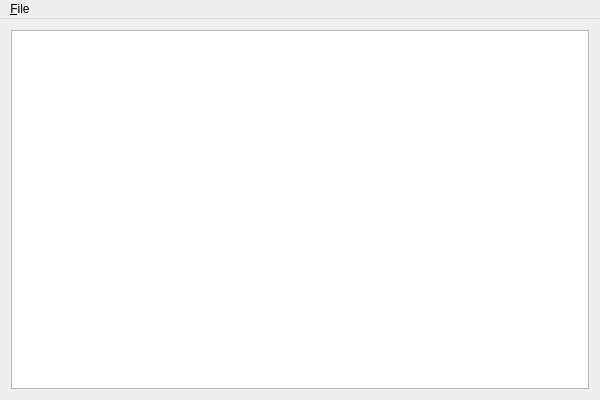
Above: qindle/qwsserver/mainwindow.ui from pretyman/qindle before the change. Below: the same form after it.
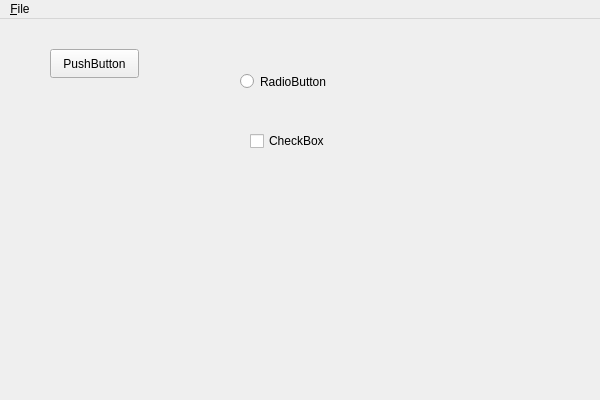
That is the form after the change.

The edit to the form file:
```diff
--- a/qindle/qwsserver/mainwindow.ui
+++ b/qindle/qwsserver/mainwindow.ui
@@ -21,7 +21,7 @@
     <item>
      <widget class="QStackedWidget" name="stackedWidget">
       <property name="currentIndex">
-       <number>1</number>
+       <number>2</number>
       </property>
       <widget class="QWidget" name="page_1">
        <layout class="QVBoxLayout" name="verticalLayout_2">
@@ -54,18 +54,56 @@
            <bool>false</bool>
           </property>
           <attribute name="horizontalHeaderVisible">
-           <bool>true</bool>
+           <bool>false</bool>
           </attribute>
           <attribute name="verticalHeaderVisible">
            <bool>false</bool>
           </attribute>
-          <attribute name="horizontalHeaderVisible">
-           <bool>true</bool>
-          </attribute>
          </widget>
         </item>
        </layout>
       </widget>
+      <widget class="QWidget" name="page_3">
+       <widget class="QPushButton" name="pushButton">
+        <property name="geometry">
+         <rect>
+          <x>50</x>
+          <y>30</y>
+          <width>89</width>
+          <height>29</height>
+         </rect>
+        </property>
+        <property name="text">
+         <string>PushButton</string>
+        </property>
+       </widget>
+       <widget class="QRadioButton" name="radioButton">
+        <property name="geometry">
+         <rect>
+          <x>240</x>
+          <y>50</y>
+          <width>109</width>
+          <height>25</height>
+         </rect>
+        </property>
+        <property name="text">
+         <string>RadioButton</string>
+        </property>
+       </widget>
+       <widget class="QCheckBox" name="checkBox">
+        <property name="geometry">
+         <rect>
+          <x>250</x>
+          <y>110</y>
+          <width>91</width>
+          <height>24</height>
+         </rect>
+        </property>
+        <property name="text">
+         <string>CheckBox</string>
+        </property>
+       </widget>
+      </widget>
      </widget>
     </item>
    </layout>
```
